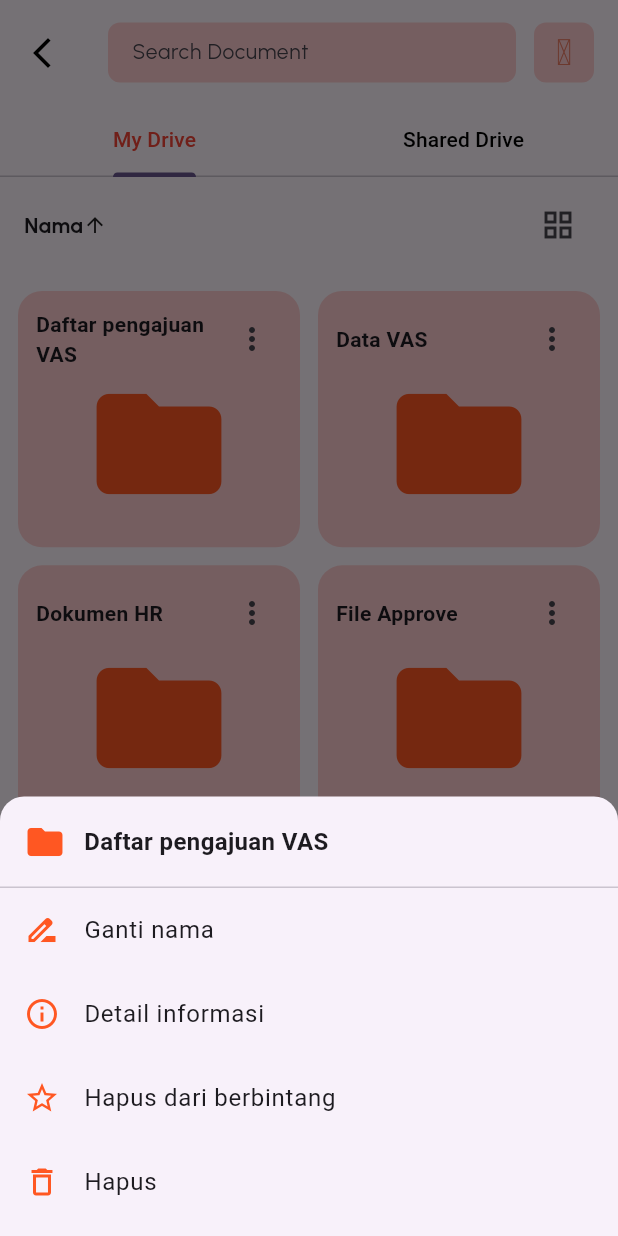
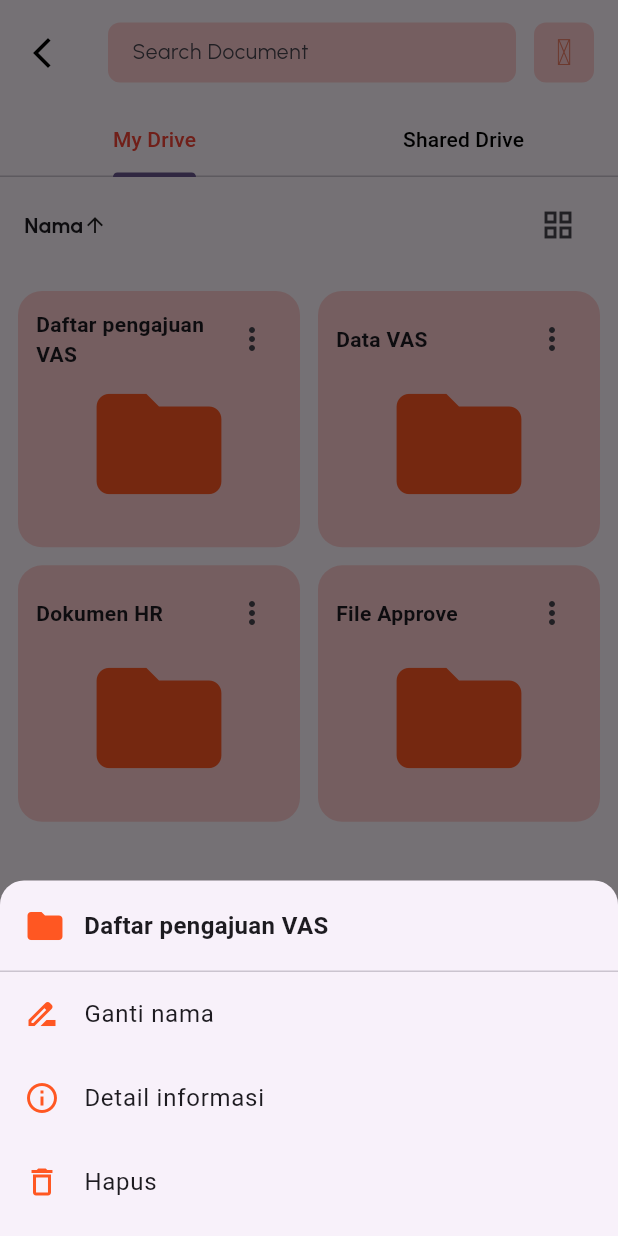
Before and after one commit to davamr2533/magang_vas_mobile, a Flutter app: the DriveHome screen opened directly, after a tap on the "more vert" icon, on a phone screen of 412 x 824 dp. Run offline on Flutter 3.47's test engine with Material 3 defaults, Android fonts, the phone set to English and light mode, and no system bars; our stand-ins replace dio, equatable, fl_chart, flutter_bloc, flutter_iconly, flutter_spinkit and 5 more; missing offline and left inert: tbib_splash_screen; accounts and stored records are empty; generated files the repository leaves out were written again; network calls fail.

Commit message:
Penambahan detail, pop up hapus, pop up edit

```diff
--- a/lib/screen/drive/drive_home.dart
+++ b/lib/screen/drive/drive_home.dart
@@ -5,10 +5,10 @@ import 'package:flutter_bloc/flutter_bloc.dart';
 import 'package:flutter_iconly/flutter_iconly.dart';
 import 'package:google_fonts/google_fonts.dart';
 import 'package:vas_reporting/base/amikom_color.dart';
-import 'package:vas_reporting/screen/drive/template/page/folder_page.dart';
-import 'package:vas_reporting/screen/drive/template/DriveGrid.dart';
+import 'package:vas_reporting/screen/drive/pages/folder_page.dart';
+import 'package:vas_reporting/screen/drive/template/drive_layout.dart';
 import 'package:vas_reporting/screen/drive/template/animated_fab.dart';
-import 'package:vas_reporting/screen/drive/template/sortAndViewBar.dart';
+import 'package:vas_reporting/screen/drive/template/drive_layout_option.dart';
 import 'package:vas_reporting/tools/routing.dart';
 
 import '../../data/cubit/get_data/get_data_cubit.dart';
@@ -294,7 +294,7 @@ class _DriveHomeState extends State<DriveHome> {
                 Tab(text: "Shared Drive"),
               ],
             ),
-            SortAndViewBar(
+            SortAndViewOption(
               currentSort: currentSort,
               currentView: currentView,
               style: GoogleFonts.urbanist(
@@ -326,28 +326,17 @@ class _DriveHomeState extends State<DriveHome> {
                           },
                         );
                       } else {
-                        return ListView.builder(
-                          itemCount: items.length,
-                          itemBuilder: (context, index) {
-                            final folder = items[index];
-                            return ListTile(
-                              leading: const Icon(
-                                Icons.folder,
-                                color: Colors.orange,
-                              ),
-                              title: Text(folder.namaFolder),
-                              subtitle: Text("Created: ${folder.createdAt}"),
-                              onTap: () {
-                                Navigator.of(context).push(
-                                  routingPage(
-                                    FolderPage(folderName: folder.namaFolder),
-                                  ),
-                                );
-                              },
+                        return DriveGrid(
+                          items: items.map((f) => f.namaFolder).toList(),
+                          isList: true,
+                          onFolderTap: (folderName) {
+                            Navigator.of(context).push(
+                              routingPage(FolderPage(folderName: folderName)),
                             );
                           },
                         );
                       }
+
                     },
                   ),
                   const Center(child: Text("Shared Drive Content")),
--- a/lib/screen/drive/template/FolderCard.dart
+++ /dev/null
@@ -1,125 +0,0 @@
-import 'package:flutter/cupertino.dart';
-import 'package:flutter/material.dart';
-import 'package:vas_reporting/screen/drive/template/page/detail_page.dart';
-
-import '../../../tools/routing.dart';
-
-class FolderCard extends StatelessWidget {
-  final String title;
-  final void Function(String)? onTap;
-
-  const FolderCard({super.key, required this.title, this.onTap});
-
-  @override
-  Widget build(BuildContext context) {
-    return InkWell(
-      borderRadius: BorderRadius.circular(16),
-      onTap: () => onTap?.call(title),
-      child: Container(
-        decoration: BoxDecoration(
-          color: Colors.red[100],
-          borderRadius: BorderRadius.circular(16),
-        ),
-        padding: const EdgeInsets.all(12),
-        child: Column(
-          crossAxisAlignment: CrossAxisAlignment.center,
-          children: [
-            // header row
-            Row(
-              mainAxisAlignment: MainAxisAlignment.spaceBetween,
-              children: [
-                Expanded(
-                  child: Text(
-                    title,
-                    style: const TextStyle(fontWeight: FontWeight.bold),
-                    maxLines: 2,
-                    overflow: TextOverflow.ellipsis,
-                  ),
-                ),
-                IconButton(
-                  icon: const Icon(Icons.more_vert),
-                  visualDensity: VisualDensity.compact,
-                  onPressed: () {
-                    showModalBottomSheet(
-                      context: context,
-                      shape: const RoundedRectangleBorder(
-                        borderRadius: BorderRadius.vertical(
-                          top: Radius.circular(16),
-                        ),
-                      ),
-                      builder: (_) => _buildBottomSheet(context),
-                    );
-                  },
-                ),
-              ],
-            ),
-
-            // icon folder
-            const Flexible(
-              child: Icon(Icons.folder, size: 100, color: Colors.deepOrange),
-            ),
-          ],
-        ),
-      ),
-    );
-  }
-
-  Widget _buildBottomSheet(BuildContext context) {
-    return Column(
-      mainAxisSize: MainAxisSize.min,
-      children: [
-        Padding(
-          padding: const EdgeInsets.all(16),
-          child: Row(
-            children: [
-              const Icon(Icons.folder, color: Colors.deepOrange, size: 28),
-              const SizedBox(width: 12),
-              Expanded(
-                child: Text(
-                  title,
-                  style: const TextStyle(
-                    fontSize: 16,
-                    fontWeight: FontWeight.bold,
-                  ),
-                  overflow: TextOverflow.ellipsis,
-                ),
-              ),
-            ],
-          ),
-        ),
-        const Divider(height: 1),
-        ListTile(
-          leading: const Icon(Icons.drive_file_rename_outline,
-              color: Colors.deepOrange),
-          title: const Text("Ganti nama"),
-          onTap: () => Navigator.pop(context),
-        ),
-        ListTile(
-          leading: const Icon(Icons.info_outline, color: Colors.deepOrange),
-          title: const Text("Detail informasi"),
-          onTap: () => Navigator.of(context).push(
-            routingPage(DetailPage(
-              title: title,
-              jenis: "Folder",
-              lokasi: "VAS Drive",
-              dibuat: "15 Sep 2025",
-              diubah: "15 Sep 2025 oleh Fais",
-              icon: Icons.folder_rounded,
-            ),),
-          ),
-        ),
-        ListTile(
-          leading: const Icon(Icons.star_border, color: Colors.deepOrange),
-          title: const Text("Hapus dari berbintang"),
-          onTap: () => Navigator.pop(context),
-        ),
-        ListTile(
-          leading: const Icon(Icons.delete_outline, color: Colors.deepOrange),
-          title: const Text("Hapus"),
-          onTap: () => Navigator.pop(context),
-        ),
-        const SizedBox(height: 8),
-      ],
-    );
-  }
-}
--- a/lib/screen/drive/template/DriveGrid.dart
+++ b/lib/screen/drive/template/drive_layout.dart
@@ -1,6 +1,5 @@
 import 'package:flutter/material.dart';
-
-import 'FolderCard.dart';
+import 'folder_card.dart';
 
 class DriveGrid extends StatelessWidget {
   final List<String> items;
@@ -21,8 +20,11 @@ class DriveGrid extends StatelessWidget {
       child: isList
           ? ListView.builder(
         itemCount: items.length,
-        itemBuilder: (context, index) =>
-            FolderCard(title: items[index], onTap: onFolderTap),
+        itemBuilder: (context, index) => FolderCard(
+          title: items[index],
+          isList: true,
+          onTap: onFolderTap,
+        ),
       )
           : GridView.count(
         crossAxisCount: 2,
@@ -30,7 +32,11 @@ class DriveGrid extends StatelessWidget {
         mainAxisSpacing: 12,
         crossAxisSpacing: 12,
         children: items
-            .map((title) => FolderCard(title: title, onTap: onFolderTap))
+            .map((title) => FolderCard(
+          title: title,
+          isList: false,
+          onTap: onFolderTap,
+        ))
             .toList(),
       ),
     );
--- a/lib/screen/drive/template/sortAndViewBar.dart
+++ b/lib/screen/drive/template/drive_layout_option.dart
@@ -3,14 +3,14 @@ import 'package:flutter/material.dart';
 enum SortOption { nameAsc, nameDesc, date }
 enum ViewOption { grid, list }
 
-class SortAndViewBar extends StatelessWidget {
+class SortAndViewOption extends StatelessWidget {
   final SortOption currentSort;
   final ViewOption currentView;
   final TextStyle style;
   final ValueChanged<SortOption> onSortChanged;
   final ValueChanged<ViewOption> onViewChanged;
 
-  const SortAndViewBar({
+  const SortAndViewOption({
     super.key,
     required this.currentSort,
     required this.currentView,
--- /dev/null
+++ b/lib/screen/drive/template/folder_card.dart
@@ -0,0 +1,173 @@
+import 'package:flutter/cupertino.dart';
+import 'package:flutter/material.dart';
+import 'package:vas_reporting/screen/drive/pages/detail_page.dart';
+import 'package:vas_reporting/screen/drive/tools/drive_popup.dart';
+
+import '../../../tools/popup.dart';
+import '../../../tools/routing.dart';
+
+class FolderCard extends StatelessWidget {
+  final String title;
+  final bool isList;
+  final void Function(String)? onTap;
+
+  const FolderCard({super.key, required this.title, this.isList = false, this.onTap});
+
+  @override
+  Widget build(BuildContext context) {
+    if (isList) {
+      // 🔹 MODE LIST VIEW
+      return ListTile(
+        leading: const Icon(Icons.folder, color: Colors.orange),
+        title: Text(title, overflow: TextOverflow.ellipsis),
+        subtitle: const Text("Folder"),
+        onTap: () => onTap?.call(title),
+        trailing: IconButton(
+          icon: const Icon(Icons.more_vert),
+          onPressed: () => _showOptions(context),
+        ),
+      );
+    } else {
+      // 🔹 MODE GRID VIEW
+      return InkWell(
+        borderRadius: BorderRadius.circular(16),
+        onTap: () => onTap?.call(title),
+        child: Container(
+          decoration: BoxDecoration(
+            color: Colors.red[100],
+            borderRadius: BorderRadius.circular(16),
+          ),
+          padding: const EdgeInsets.all(12),
+          child: Column(
+            crossAxisAlignment: CrossAxisAlignment.center,
+            children: [
+              // header row
+              Row(
+                mainAxisAlignment: MainAxisAlignment.spaceBetween,
+                children: [
+                  Expanded(
+                    child: Text(
+                      title,
+                      style: const TextStyle(fontWeight: FontWeight.bold),
+                      maxLines: 2,
+                      overflow: TextOverflow.ellipsis,
+                    ),
+                  ),
+                  IconButton(
+                    icon: const Icon(Icons.more_vert),
+                    visualDensity: VisualDensity.compact,
+                    onPressed: () => _showOptions(context),
+                  ),
+                ],
+              ),
+
+              const Flexible(
+                child: Icon(Icons.folder, size: 100, color: Colors.deepOrange),
+              ),
+            ],
+          ),
+        ),
+      );
+    }
+  }
+
+  void _showOptions(BuildContext context) {
+    final popup = PopUpWidget(context);
+
+    showModalBottomSheet(
+      context: context,
+      shape: const RoundedRectangleBorder(
+        borderRadius: BorderRadius.vertical(top: Radius.circular(16)),
+      ),
+      builder: (context) {
+        return Column(
+          mainAxisSize: MainAxisSize.min,
+          children: [
+            Padding(
+              padding: const EdgeInsets.all(16),
+              child: Row(
+                children: [
+                  const Icon(Icons.folder, color: Colors.deepOrange, size: 28),
+                  const SizedBox(width: 12),
+                  Expanded(
+                    child: Text(
+                      title,
+                      style: const TextStyle(
+                        fontSize: 16,
+                        fontWeight: FontWeight.bold,
+                      ),
+                      overflow: TextOverflow.ellipsis,
+                    ),
+                  ),
+                ],
+              ),
+            ),
+            const Divider(height: 1),
+
+            // 🔹 Rename
+            ListTile(
+              leading: const Icon(Icons.drive_file_rename_outline,
+                  color: Colors.deepOrange),
+              title: const Text("Ganti nama"),
+              onTap: () async {
+                Navigator.pop(context); // tutup bottomsheet dulu
+                final newName = await popup.showTextInputDialog(
+                  title: "Ganti nama",
+                  initialValue: title,
+                );
+                if (newName != null && newName.isNotEmpty) {
+                  debugPrint("Folder diganti jadi: $newName");
+                }
+              },
+            ),
+
+            // 🔹 Detail
+            ListTile(
+              leading: const Icon(Icons.info_outline, color: Colors.deepOrange),
+              title: const Text("Detail informasi"),
+              onTap: () {
+                Navigator.pop(context);
+                Navigator.of(context).push(
+                  routingPage(
+                    DetailPage(
+                      title: title,
+                      jenis: "Folder",
+                      lokasi: "VAS Drive",
+                      dibuat: "15 Sep 2025",
+                      diubah: "15 Sep 2025 oleh Fais",
+                      icon: Icons.folder_rounded,
+                    ),
+                  ),
+                );
+              },
+            ),
+
+            // 🔹 Hapus
+            ListTile(
+              leading: const Icon(Icons.delete_outline, color: Colors.deepOrange),
+              title: const Text("Hapus"),
+              onTap: () async {
+                Navigator.pop(context);
+                final confirm = await popup.showConfirmDialog(
+                  title: "Pindahkan ke Sampah?",
+                  message:
+                  "Folder \"$title\" akan dihapus selamanya setelah 30 hari",
+                  confirmText: "Pindahkan ke Sampah",
+                  cancelText: "Batal",
+                );
+                if (confirm == true) {
+                  debugPrint("Folder \"$title\" dihapus");
+                }
+              },
+            ),
+
+            const SizedBox(height: 8),
+          ],
+        );
+      },
+    );
+  }
+
+
+
+}
```
Also changed, not shown: lib/screen/drive/pages/folder_page.dart (renamed from lib/screen/drive/template/page/folder_page.dart, +10 -22 lines), lib/screen/drive/tools/drive_popup.dart (added, +109 -0 lines), lib/screen/drive/pages/detail_page.dart (renamed from lib/screen/drive/template/page/detail_page.dart).
